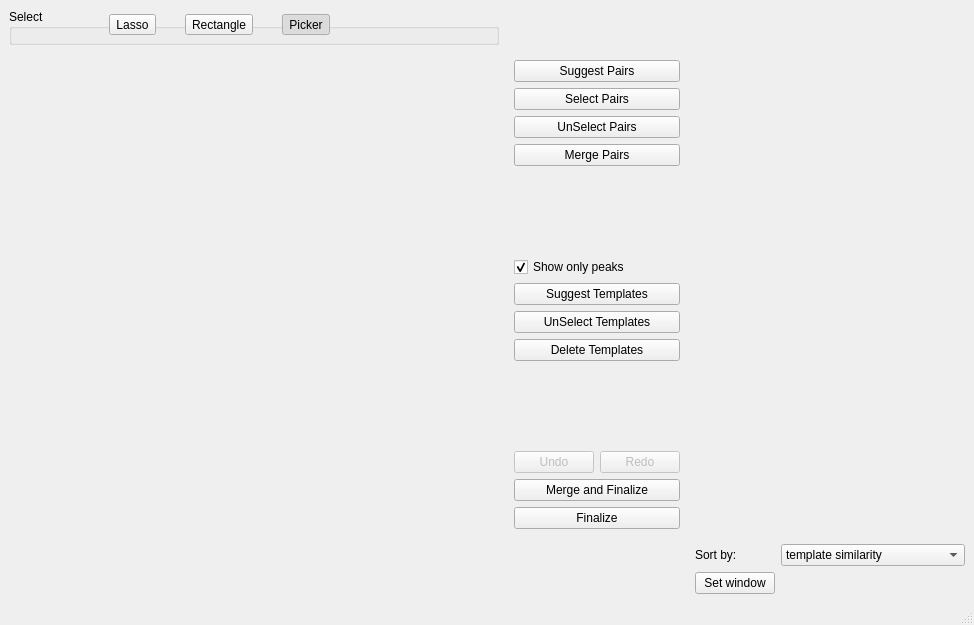
This is circus/qt_GUI/qt_merge.ui in spyking-circus/spyking-circus as Qt 5 draws it before an edit. The edited form follows.
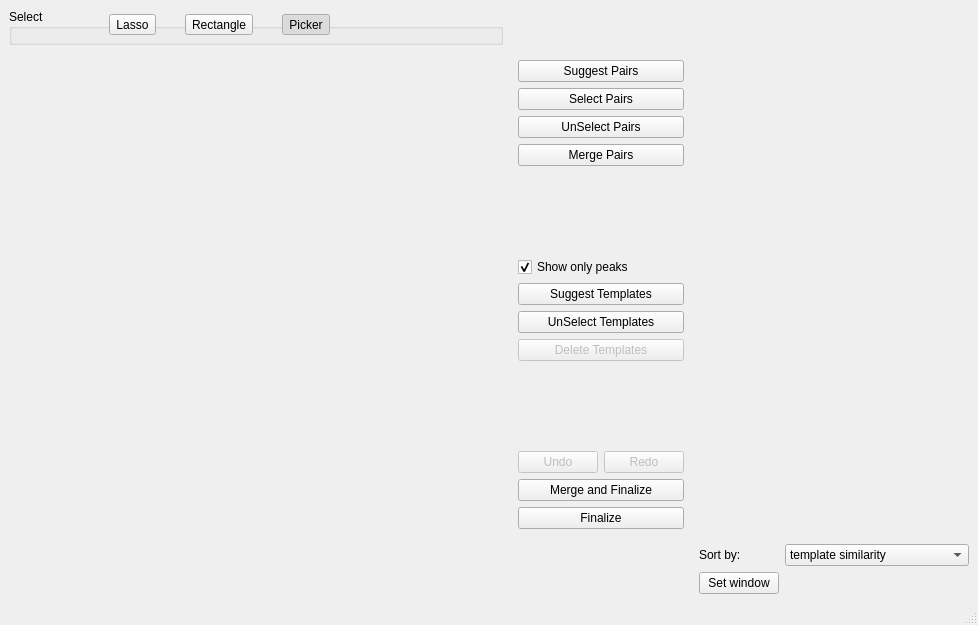
This is the edited form. Icons and pictures are not drawn. Custom widgets are drawn as their Qt base class.

Commit message: Search for the export phy error

```diff
--- a/circus/qt_GUI/qt_merge.ui
+++ b/circus/qt_GUI/qt_merge.ui
@@ -6,7 +6,7 @@
    <rect>
     <x>0</x>
     <y>0</y>
-    <width>974</width>
+    <width>978</width>
     <height>625</height>
    </rect>
   </property>
@@ -279,7 +279,7 @@
        <item>
         <widget class="QPushButton" name="btn_delete">
          <property name="enabled">
-          <bool>true</bool>
+          <bool>false</bool>
          </property>
          <property name="text">
           <string>Delete Templates</string>
```
The commit also changes 1 other file.
